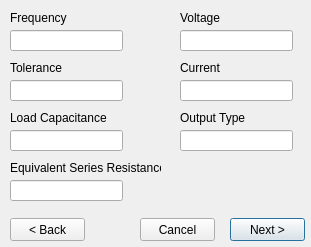
Before: the Qt Designer form AltiumPartsDB/oscillator_dlg.ui in fierst/parts-db-editor, drawn with Qt 5.
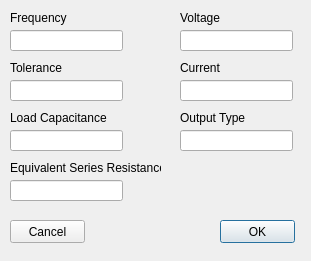
After: the same form once the commit is applied.

```diff
--- a/AltiumPartsDB/oscillator_dlg.ui
+++ b/AltiumPartsDB/oscillator_dlg.ui
@@ -7,7 +7,7 @@
     <x>0</x>
     <y>0</y>
     <width>311</width>
-    <height>247</height>
+    <height>261</height>
    </rect>
   </property>
   <property name="windowTitle">
@@ -23,19 +23,6 @@
     </rect>
    </property>
   </widget>
-  <widget class="QPushButton" name="btn_next">
-   <property name="geometry">
-    <rect>
-     <x>230</x>
-     <y>218</y>
-     <width>75</width>
-     <height>23</height>
-    </rect>
-   </property>
-   <property name="text">
-    <string>Next &gt;</string>
-   </property>
-  </widget>
   <widget class="QLineEdit" name="box_tolerance">
    <property name="geometry">
     <rect>
@@ -59,19 +46,6 @@
     <string>Current</string>
    </property>
   </widget>
-  <widget class="QPushButton" name="btn_back">
-   <property name="geometry">
-    <rect>
-     <x>10</x>
-     <y>218</y>
-     <width>75</width>
-     <height>23</height>
-    </rect>
-   </property>
-   <property name="text">
-    <string>&lt; Back</string>
-   </property>
-  </widget>
   <widget class="QLineEdit" name="box_current">
    <property name="geometry">
     <rect>
@@ -82,19 +56,6 @@
     </rect>
    </property>
   </widget>
-  <widget class="QPushButton" name="btn_cancel">
-   <property name="geometry">
-    <rect>
-     <x>140</x>
-     <y>218</y>
-     <width>75</width>
-     <height>23</height>
-    </rect>
-   </property>
-   <property name="text">
-    <string>Cancel</string>
-   </property>
-  </widget>
   <widget class="QLabel" name="lbl_output_type">
    <property name="geometry">
     <rect>
@@ -216,6 +177,32 @@
     <string>Tolerance</string>
    </property>
   </widget>
+  <widget class="QPushButton" name="btn_OK">
+   <property name="geometry">
+    <rect>
+     <x>220</x>
+     <y>220</y>
+     <width>75</width>
+     <height>23</height>
+    </rect>
+   </property>
+   <property name="text">
+    <string>OK</string>
+   </property>
+  </widget>
+  <widget class="QPushButton" name="btn_cancel">
+   <property name="geometry">
+    <rect>
+     <x>10</x>
+     <y>220</y>
+     <width>75</width>
+     <height>23</height>
+    </rect>
+   </property>
+   <property name="text">
+    <string>Cancel</string>
+   </property>
+  </widget>
  </widget>
  <resources/>
  <connections/>
```
Left out of the diff: 17 changed lines with no effect on the pictures.
